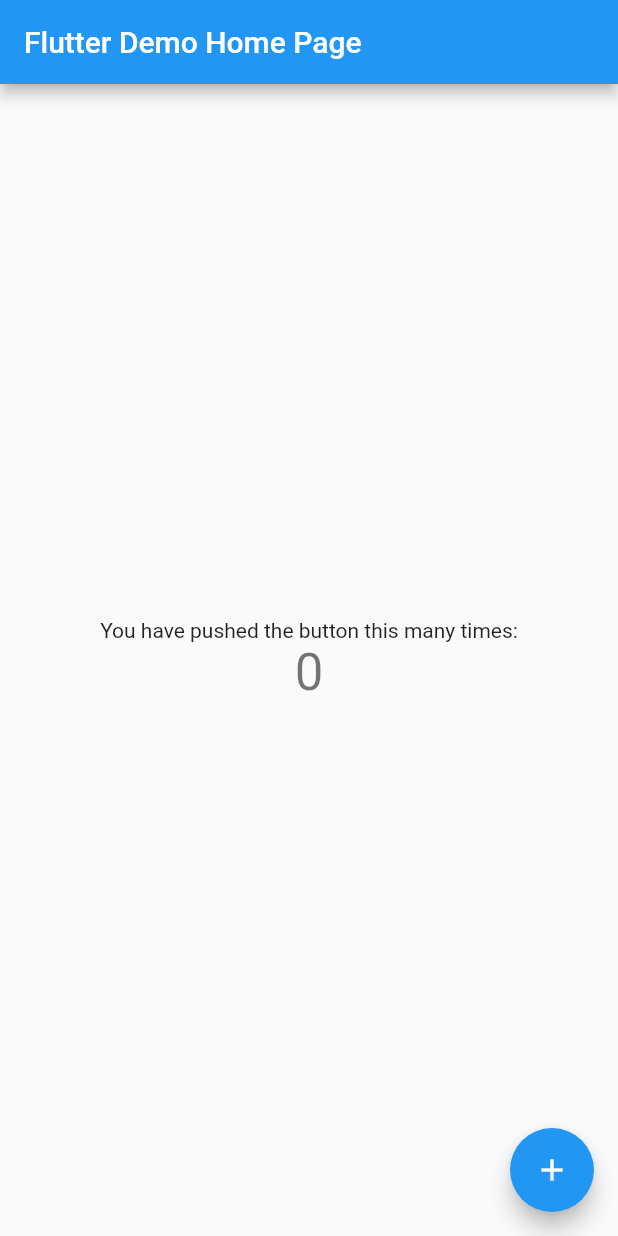
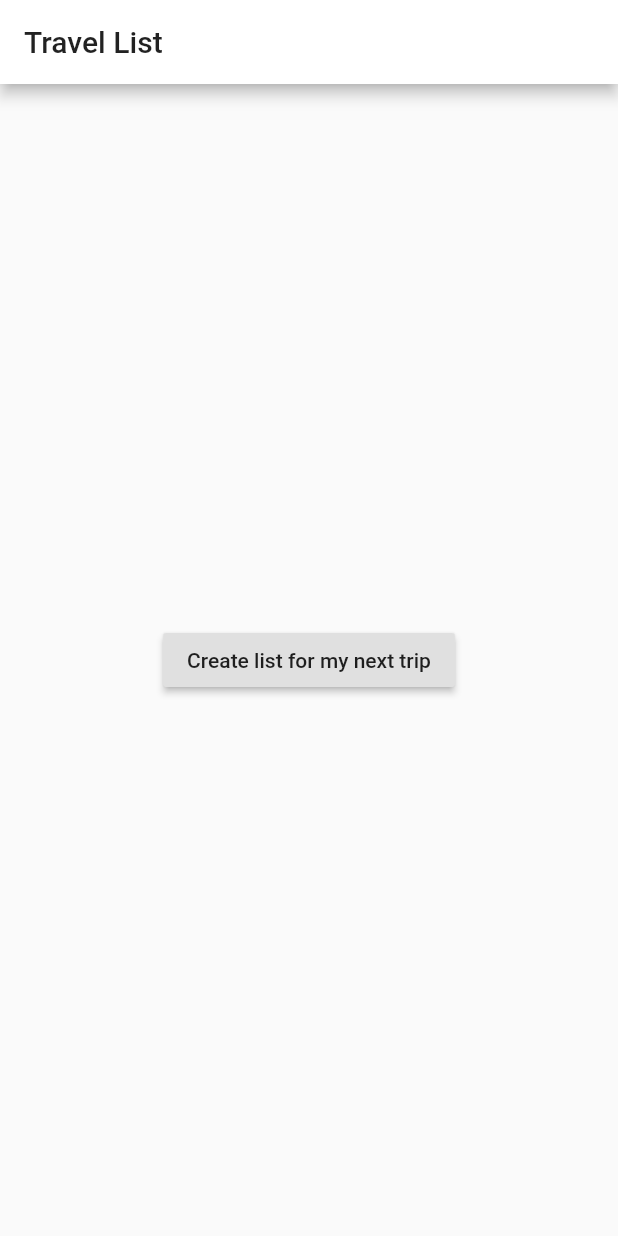
Before and after one commit to tanyapog/travel_list, a Flutter app: the screen it shows after launch, on a phone screen of 412 x 824 dp. Run offline on Flutter 3.47's test engine with Material 2 defaults, Android fonts, the phone set to English and light mode, and no system bars.

Commit message:
see #1 start page with "create list" button and some routing constants

```diff
--- a/lib/main.dart
+++ b/lib/main.dart
@@ -1,111 +1,49 @@
 import 'package:flutter/material.dart';
+import 'package:travel_list/shared/routing_constants.dart';
 
-void main() => runApp(MyApp());
+void main() => runApp(TravelList());
 
-class MyApp extends StatelessWidget {
-  // This widget is the root of your application.
+class TravelList extends StatelessWidget {
   @override
   Widget build(BuildContext context) {
     return MaterialApp(
-      title: 'Flutter Demo',
+      title: 'Travel List',
       theme: ThemeData(
-        // This is the theme of your application.
-        //
-        // Try running your application with "flutter run". You'll see the
-        // application has a blue toolbar. Then, without quitting the app, try
-        // changing the primarySwatch below to Colors.green and then invoke
-        // "hot reload" (press "r" in the console where you ran "flutter run",
-        // or simply save your changes to "hot reload" in a Flutter IDE).
-        // Notice that the counter didn't reset back to zero; the application
-        // is not restarted.
-        primarySwatch: Colors.blue,
+        primaryColor: Colors.white,
       ),
-      home: MyHomePage(title: 'Flutter Demo Home Page'),
+      home: MyHomePage(),
+      onGenerateRoute: (settings) {
+        if(settings.name == ListRoute) {
+          return MaterialPageRoute(
+              builder: (context) => MyHomePage()
+          );
+        }
+        return null;
+      },
     );
   }
 }
 
 class MyHomePage extends StatefulWidget {
-  MyHomePage({Key key, this.title}) : super(key: key);
-
-  // This widget is the home page of your application. It is stateful, meaning
-  // that it has a State object (defined below) that contains fields that affect
-  // how it looks.
-
-  // This class is the configuration for the state. It holds the values (in this
-  // case the title) provided by the parent (in this case the App widget) and
-  // used by the build method of the State. Fields in a Widget subclass are
-  // always marked "final".
-
-  final String title;
-
   @override
   _MyHomePageState createState() => _MyHomePageState();
 }
 
 class _MyHomePageState extends State<MyHomePage> {
-  int _counter = 0;
-
-  void _incrementCounter() {
-    setState(() {
-      // This call to setState tells the Flutter framework that something has
-      // changed in this State, which causes it to rerun the build method below
-      // so that the display can reflect the updated values. If we changed
-      // _counter without calling setState(), then the build method would not be
-      // called again, and so nothing would appear to happen.
-      _counter++;
-    });
-  }
-
   @override
   Widget build(BuildContext context) {
-    // This method is rerun every time setState is called, for instance as done
-    // by the _incrementCounter method above.
-    //
-    // The Flutter framework has been optimized to make rerunning build methods
-    // fast, so that you can just rebuild anything that needs updating rather
-    // than having to individually change instances of widgets.
     return Scaffold(
-      appBar: AppBar(
-        // Here we take the value from the MyHomePage object that was created by
-        // the App.build method, and use it to set our appbar title.
-        title: Text(widget.title),
-      ),
-      body: Center(
-        // Center is a layout widget. It takes a single child and positions it
-        // in the middle of the parent.
-        child: Column(
-          // Column is also a layout widget. It takes a list of children and
-          // arranges them vertically. By default, it sizes itself to fit its
-          // children horizontally, and tries to be as tall as its parent.
-          //
-          // Invoke "debug painting" (press "p" in the console, choose the
-          // "Toggle Debug Paint" action from the Flutter Inspector in Android
-          // Studio, or the "Toggle Debug Paint" command in Visual Studio Code)
-          // to see the wireframe for each widget.
-          //
-          // Column has various properties to control how it sizes itself and
-          // how it positions its children. Here we use mainAxisAlignment to
-          // center the children vertically; the main axis here is the vertical
-          // axis because Columns are vertical (the cross axis would be
-          // horizontal).
-          mainAxisAlignment: MainAxisAlignment.center,
-          children: <Widget>[
-            Text(
-              'You have pushed the button this many times:',
-            ),
-            Text(
-              '$_counter',
-              style: Theme.of(context).textTheme.headline4,
-            ),
-          ],
+        appBar: AppBar(
+          title: Text('Travel List'),
         ),
-      ),
-      floatingActionButton: FloatingActionButton(
-        onPressed: _incrementCounter,
-        tooltip: 'Increment',
-        child: Icon(Icons.add),
-      ), // This trailing comma makes auto-formatting nicer for build methods.
+        body: Center(
+          child: RaisedButton(
+            child: Text('Create list for my next trip'),
+            onPressed: () {
+              Navigator.pushNamed(context, '/list/');
+            },
+          ),
+        )
     );
   }
 }
--- /dev/null
+++ b/lib/shared/routing_constants.dart
@@ -0,0 +1,2 @@
+const String RootRoute = "/";
+const String ListRoute = "/list";
```
